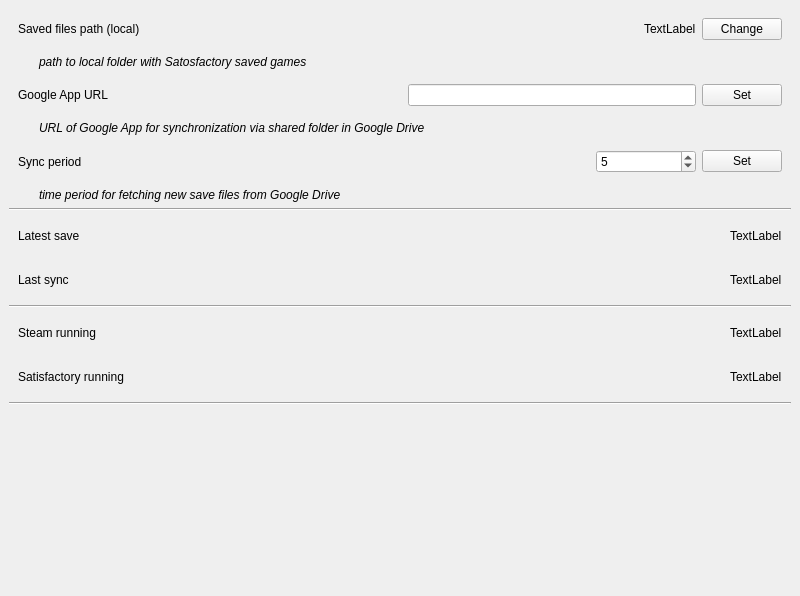
1000101cz/satisfactorygooglesharing, file data/app.ui: the form before one commit.
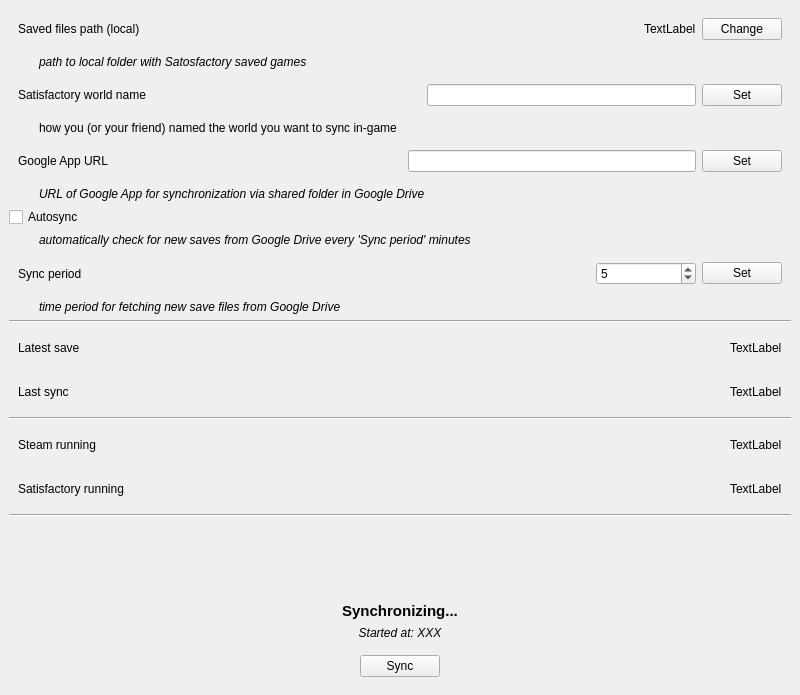
The form after the commit.

What changed in the file:
```diff
--- a/data/app.ui
+++ b/data/app.ui
@@ -7,7 +7,7 @@
     <x>0</x>
     <y>0</y>
     <width>800</width>
-    <height>596</height>
+    <height>695</height>
    </rect>
   </property>
   <property name="windowTitle">
@@ -70,6 +70,52 @@
       </property>
      </widget>
     </item>
+    <item>
+     <widget class="QWidget" name="widget_8" native="true">
+      <layout class="QHBoxLayout" name="horizontalLayout_8">
+       <item>
+        <widget class="QLabel" name="label_8">
+         <property name="text">
+          <string>Satisfactory world name</string>
+         </property>
+        </widget>
+       </item>
+       <item>
+        <spacer name="horizontalSpacer_8">
+         <property name="orientation">
+          <enum>Qt::Horizontal</enum>
+         </property>
+         <property name="sizeHint" stdset="0">
+          <size>
+           <width>275</width>
+           <height>20</height>
+          </size>
+         </property>
+        </spacer>
+       </item>
+       <item>
+        <widget class="QLineEdit" name="lineEdit_world_name"/>
+       </item>
+       <item>
+        <widget class="QPushButton" name="pushButton_world_name">
+         <property name="text">
+          <string>Set</string>
+         </property>
+        </widget>
+       </item>
+      </layout>
+     </widget>
+    </item>
+    <item>
+     <widget class="QLabel" name="label_11">
+      <property name="text">
+       <string>how you (or your friend) named the world you want to sync in-game</string>
+      </property>
+      <property name="indent">
+       <number>30</number>
+      </property>
+     </widget>
+    </item>
     <item>
      <widget class="QWidget" name="widget_2" native="true">
       <layout class="QHBoxLayout" name="horizontalLayout_2">
@@ -121,6 +167,28 @@
       </property>
      </widget>
     </item>
+    <item>
+     <widget class="QCheckBox" name="checkBox_autosync">
+      <property name="text">
+       <string>Autosync</string>
+      </property>
+     </widget>
+    </item>
+    <item>
+     <widget class="QLabel" name="label_13">
+      <property name="font">
+       <font>
+        <italic>true</italic>
+       </font>
+      </property>
+      <property name="text">
+       <string>automatically check for new saves from Google Drive every 'Sync period' minutes</string>
+      </property>
+      <property name="indent">
+       <number>30</number>
+      </property>
+     </widget>
+    </item>
     <item>
      <widget class="QWidget" name="widget_5" native="true">
       <layout class="QHBoxLayout" name="horizontalLayout_5">
@@ -354,6 +422,77 @@
       </property>
      </spacer>
     </item>
+    <item>
+     <widget class="QLabel" name="label_syncing">
+      <property name="font">
+       <font>
+        <pointsize>11</pointsize>
+        <weight>75</weight>
+        <bold>true</bold>
+       </font>
+      </property>
+      <property name="text">
+       <string>Synchronizing...</string>
+      </property>
+      <property name="alignment">
+       <set>Qt::AlignCenter</set>
+      </property>
+     </widget>
+    </item>
+    <item>
+     <widget class="QLabel" name="label_sync_start">
+      <property name="font">
+       <font>
+        <italic>true</italic>
+       </font>
+      </property>
+      <property name="text">
+       <string>Started at: XXX</string>
+      </property>
+      <property name="alignment">
+       <set>Qt::AlignCenter</set>
+      </property>
+     </widget>
+    </item>
+    <item>
+     <widget class="QWidget" name="widget_9" native="true">
+      <layout class="QHBoxLayout" name="horizontalLayout_9">
+       <item>
+        <spacer name="horizontalSpacer_9">
+         <property name="orientation">
+          <enum>Qt::Horizontal</enum>
+         </property>
+         <property name="sizeHint" stdset="0">
+          <size>
+           <width>336</width>
+           <height>20</height>
+          </size>
+         </property>
+        </spacer>
+       </item>
+       <item>
+        <widget class="QPushButton" name="pushButton_fetch">
+         <property name="text">
+          <string>Sync</string>
+         </property>
+        </widget>
+       </item>
+       <item>
+        <spacer name="horizontalSpacer_10">
+         <property name="orientation">
+          <enum>Qt::Horizontal</enum>
+         </property>
+         <property name="sizeHint" stdset="0">
+          <size>
+           <width>335</width>
+           <height>20</height>
+          </size>
+         </property>
+        </spacer>
+       </item>
+      </layout>
+     </widget>
+    </item>
    </layout>
   </widget>
  </widget>
```
